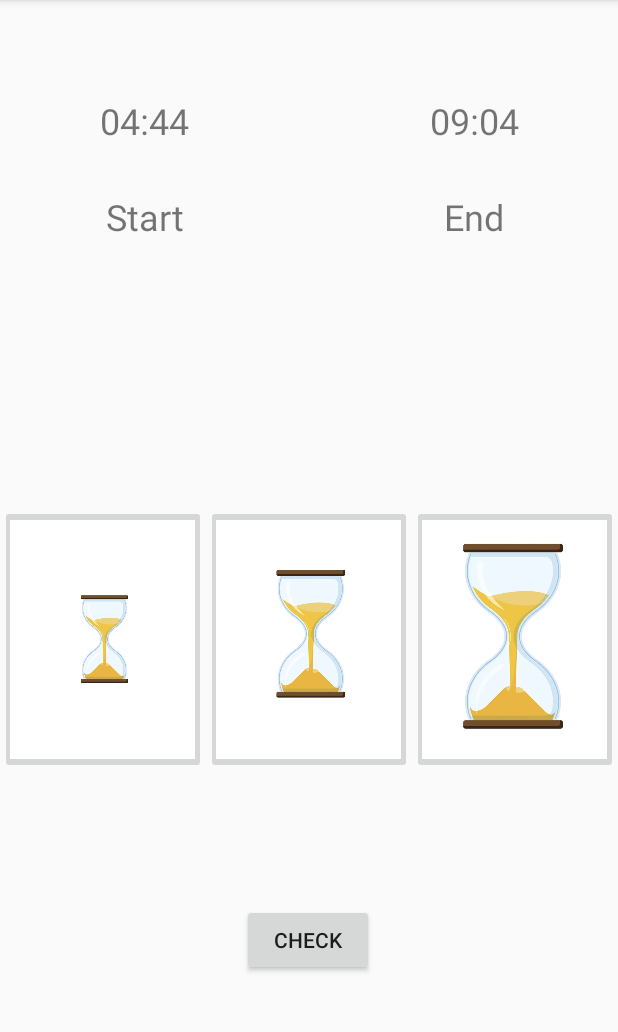
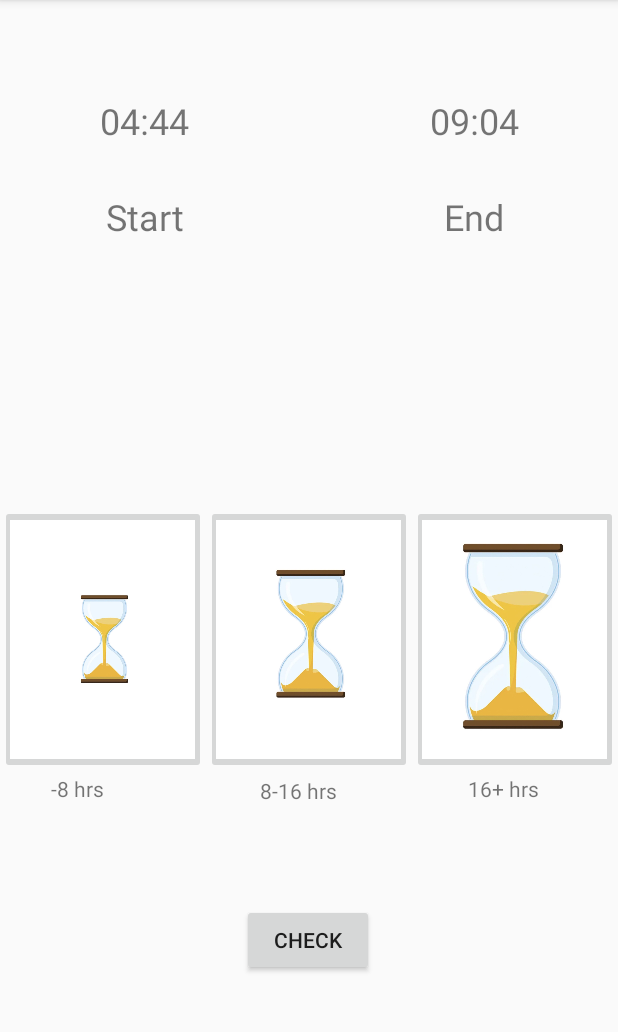
Before and after one commit to forrestpark/UIMA, an Android app: the LearnActivity screen opened directly, with no data from a screen before it, on a phone screen of 412 x 824 dp, the part 84-1116 px from its top. Run offline under Robolectric (Android 15) with nearby library versions, the phone set to English and light mode, and no system bars.

Commit message:
added textviews udner hourglass

```diff
--- a/StressHits/app/src/main/res/layout/activity_learn.xml
+++ b/StressHits/app/src/main/res/layout/activity_learn.xml
@@ -187,7 +187,7 @@
         android:layout_width="39dp"
         android:layout_height="39dp"
         android:layout_marginStart="48dp"
-        android:layout_marginTop="8dp"
+        android:layout_marginTop="12dp"
         app:layout_constraintStart_toStartOf="parent"
         app:layout_constraintTop_toBottomOf="@+id/hg_layout"
         app:srcCompat="@android:drawable/ic_delete" />
@@ -197,7 +197,7 @@
         android:layout_width="40dp"
         android:layout_height="40dp"
         android:layout_marginStart="48dp"
-        android:layout_marginTop="8dp"
+        android:layout_marginTop="12dp"
         app:layout_constraintStart_toStartOf="parent"
         app:layout_constraintTop_toBottomOf="@+id/hg_layout"
         app:srcCompat="@android:drawable/presence_online" />
@@ -206,7 +206,7 @@
         android:id="@+id/hg_medium_incorrect"
         android:layout_width="40dp"
         android:layout_height="40dp"
-        android:layout_marginTop="8dp"
+        android:layout_marginTop="12dp"
         app:layout_constraintEnd_toEndOf="parent"
         app:layout_constraintHorizontal_bias="0.498"
         app:layout_constraintStart_toStartOf="parent"
@@ -217,8 +217,9 @@
         android:id="@+id/hg_medium_correct"
         android:layout_width="40dp"
         android:layout_height="40dp"
-        android:layout_marginTop="8dp"
+        android:layout_marginTop="12dp"
         app:layout_constraintEnd_toEndOf="parent"
+        app:layout_constraintHorizontal_bias="0.498"
         app:layout_constraintStart_toStartOf="parent"
         app:layout_constraintTop_toBottomOf="@+id/hg_layout"
         app:srcCompat="@android:drawable/presence_online" />
@@ -227,7 +228,7 @@
         android:id="@+id/hg_large_incorrect"
         android:layout_width="40dp"
         android:layout_height="40dp"
-        android:layout_marginTop="8dp"
+        android:layout_marginTop="12dp"
         android:layout_marginEnd="44dp"
         app:layout_constraintEnd_toEndOf="parent"
         app:layout_constraintTop_toBottomOf="@+id/hg_layout"
@@ -237,10 +238,38 @@
         android:id="@+id/hg_large_correct"
         android:layout_width="40dp"
         android:layout_height="40dp"
-        android:layout_marginTop="8dp"
+        android:layout_marginTop="12dp"
         android:layout_marginEnd="44dp"
         app:layout_constraintEnd_toEndOf="parent"
         app:layout_constraintTop_toBottomOf="@+id/hg_layout"
         app:srcCompat="@android:drawable/presence_online" />
 
+    <TextView
+        android:id="@+id/hg_small_text"
+        android:layout_width="66dp"
+        android:layout_height="16dp"
+        android:layout_marginStart="34dp"
+        android:text="-8 hrs"
+        app:layout_constraintStart_toStartOf="parent"
+        app:layout_constraintTop_toBottomOf="@+id/hg_layout" />
+
+    <TextView
+        android:id="@+id/hg_medium_text"
+        android:layout_width="66dp"
+        android:layout_height="16dp"
+        android:layout_marginTop="1dp"
+        android:text="8-16 hrs"
+        app:layout_constraintEnd_toEndOf="parent"
+        app:layout_constraintStart_toStartOf="parent"
+        app:layout_constraintTop_toBottomOf="@+id/hg_layout" />
+
+    <TextView
+        android:id="@+id/hg_large_text"
+        android:layout_width="66dp"
+        android:layout_height="16dp"
+        android:layout_marginEnd="34dp"
+        android:text="16+ hrs"
+        app:layout_constraintEnd_toEndOf="parent"
+        app:layout_constraintTop_toBottomOf="@+id/hg_layout" />
+
 </android.support.constraint.ConstraintLayout>
```
